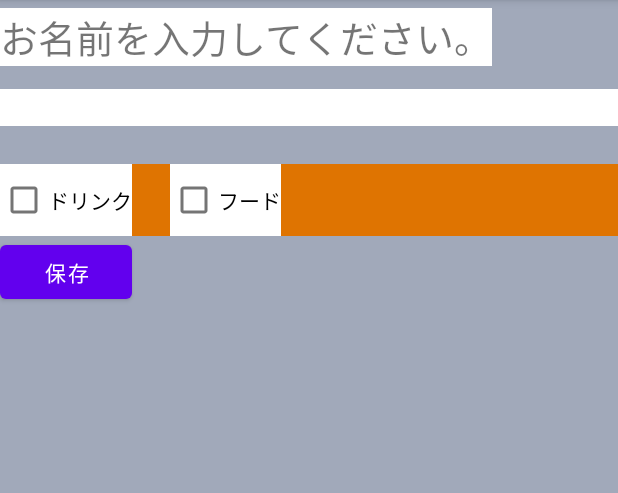
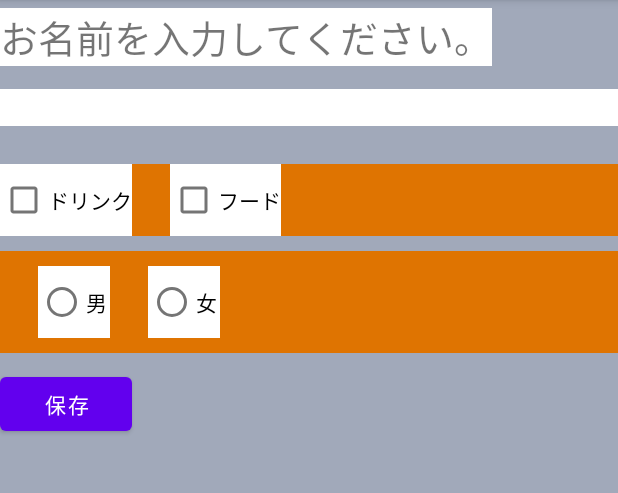
Before and after one commit to Baek830/ViewSample, an Android app: the screen it shows after launch (MainActivity), on a phone screen of 412 x 824 dp, the part 84-577 px from its top. Run offline under Robolectric (Android 15) with nearby library versions, the phone set to English and light mode, and no system bars.

Commit message:
added radio button

```diff
--- a/app/src/main/res/layout/activity_main.xml
+++ b/app/src/main/res/layout/activity_main.xml
@@ -48,6 +48,33 @@
 
     </LinearLayout>
 
+    <RadioGroup
+        android:layout_width="match_parent"
+        android:layout_height="wrap_content"
+        android:layout_marginBottom="10dp"
+        android:layout_marginTop="10dp"
+        android:background="#df7401"
+        android:orientation="horizontal"
+        android:paddingBottom="10dp"
+        android:paddingTop="10dp">
+
+        <RadioButton
+            android:id="@+id/rbMale"
+            android:layout_width="wrap_content"
+            android:layout_height="wrap_content"
+            android:layout_marginLeft="25dp"
+            android:layout_marginRight="25dp"
+            android:background="#ffffff"
+            android:text="@string/rb_male"/>
+
+        <RadioButton
+            android:id="@+id/rbFemale"
+            android:layout_width="wrap_content"
+            android:layout_height="wrap_content"
+            android:background="#ffffff"
+            android:text="@string/rb_female"/>
+    </RadioGroup>
+
     <Button
         android:id="@+id/btSave"
         android:layout_width="wrap_content"
--- a/app/src/main/res/values/strings.xml
+++ b/app/src/main/res/values/strings.xml
@@ -4,4 +4,6 @@
     <string name="bt_save">保存</string>
     <string name="cb_drink">ドリンク</string>
     <string name="cb_food">フード</string>
+    <string name="rb_male">男</string>
+    <string name="rb_female">女</string>
 </resources>
```
